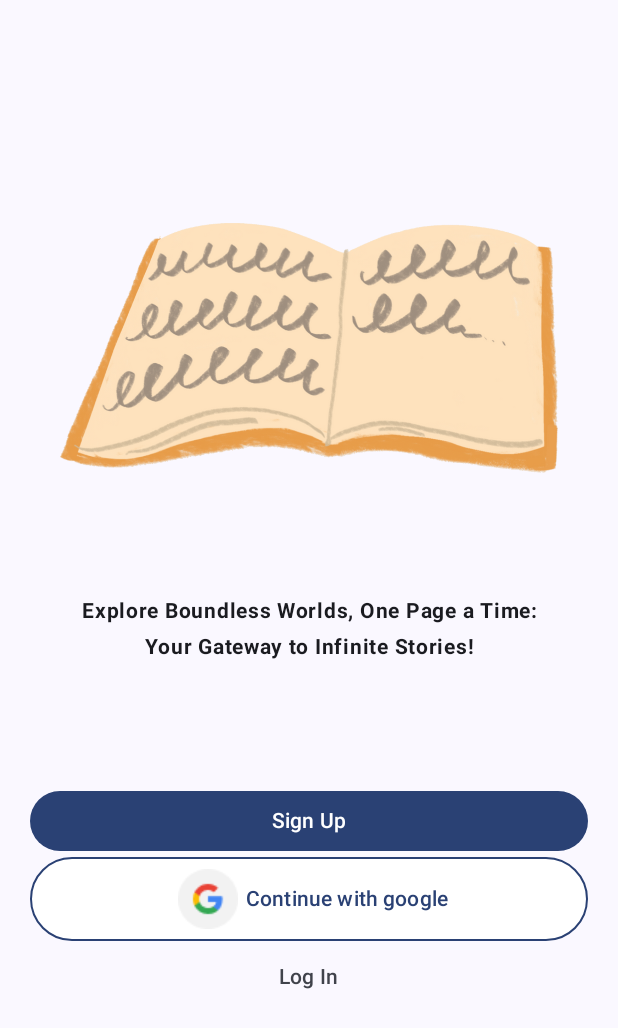
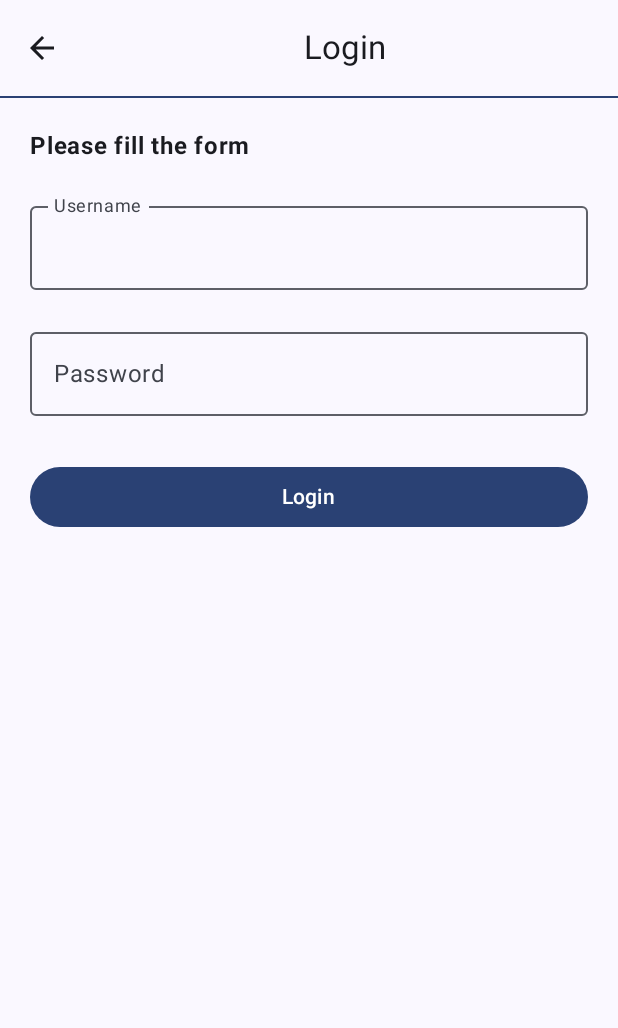
Before and after one commit to ReadScape/Android-Development, an Android app built with Jetpack Compose: the MainActivity screen opened directly, with no data from a screen before it, after a tap on "Log In", on a phone screen of 412 x 824 dp. Shown: the top 1028 px of the screen. Run offline under Robolectric (Android 15) with nearby library versions, the phone set to English and light mode, and no system bars.

Commit message:
Layout screen login

```diff
--- a/app/src/main/java/live/readscape/ReadscapeApp.kt
+++ b/app/src/main/java/live/readscape/ReadscapeApp.kt
@@ -6,6 +6,7 @@ import androidx.navigation.NavHostController
 import androidx.navigation.compose.NavHost
 import androidx.navigation.compose.composable
 import androidx.navigation.compose.rememberNavController
+import live.readscape.ui.screen.splash.ScreenLogIn
 import live.readscape.ui.screen.splash.ScreenSignUp
 import live.readscape.ui.screen.splash.ScreenSplash
 
@@ -25,5 +26,8 @@ fun ReadscapeApp(
         composable("Screen Sign Up") {
             ScreenSignUp(navController)
         }
+        composable("Screen Log In") {
+            ScreenLogIn(navController)
+        }
     }
 }
--- a/app/src/main/java/live/readscape/ui/screen/splash/ScreenSplash.kt
+++ b/app/src/main/java/live/readscape/ui/screen/splash/ScreenSplash.kt
@@ -92,8 +92,9 @@ fun MySplash(
             }
             Button(
                 colors = ButtonDefaults.outlinedButtonColors(),
-                onClick = {}
-            ) {
+                onClick = {
+                    navController.navigate("Screen Log In")
+                }            ) {
                 Text(text = stringResource(R.string.log_in))
             }
         }
--- a/app/src/main/java/live/readscape/ui/screen/splash/SreenLogIn.kt
+++ b/app/src/main/java/live/readscape/ui/screen/splash/SreenLogIn.kt
@@ -1,11 +1,164 @@
 package live.readscape.ui.screen.splash
 
+import androidx.compose.foundation.layout.Column
+import androidx.compose.foundation.layout.PaddingValues
+import androidx.compose.foundation.layout.fillMaxSize
+import androidx.compose.foundation.layout.fillMaxWidth
+import androidx.compose.foundation.layout.padding
+import androidx.compose.foundation.rememberScrollState
+import androidx.compose.foundation.text.KeyboardActions
+import androidx.compose.foundation.text.KeyboardOptions
+import androidx.compose.foundation.verticalScroll
+import androidx.compose.material.icons.Icons
+import androidx.compose.material.icons.filled.ArrowBack
+import androidx.compose.material3.Button
+import androidx.compose.material3.ExperimentalMaterial3Api
+import androidx.compose.material3.Icon
+import androidx.compose.material3.IconButton
+import androidx.compose.material3.OutlinedTextField
+import androidx.compose.material3.Scaffold
+import androidx.compose.material3.Text
+import androidx.compose.material3.TopAppBar
 import androidx.compose.runtime.Composable
+import androidx.compose.runtime.getValue
+import androidx.compose.runtime.mutableStateOf
+import androidx.compose.runtime.saveable.rememberSaveable
+import androidx.compose.runtime.setValue
+import androidx.compose.ui.Modifier
+import androidx.compose.ui.text.font.FontWeight
+import androidx.compose.ui.text.input.ImeAction
+import androidx.compose.ui.text.input.KeyboardType
+import androidx.compose.ui.text.input.PasswordVisualTransformation
+import androidx.compose.ui.text.style.TextAlign
+import androidx.compose.ui.tooling.preview.Preview
+import androidx.compose.ui.unit.dp
+import androidx.compose.ui.unit.sp
 import androidx.navigation.NavHostController
+import androidx.navigation.compose.rememberNavController
 
 @Composable
 fun ScreenLogIn(
     navController: NavHostController
 ) {
+    MyLogin(navController)
+}
 
+@OptIn(ExperimentalMaterial3Api::class)
+@Composable
+fun MyLogin(
+    navController: NavHostController
+) {
+    Scaffold(
+        topBar = {
+            MyLoginTopbar(
+                onClick = {
+                    navController.navigateUp()
+                }
+            )
+        },
+        content = { pd ->
+            MyLoginContent(pd)
+        }
+    )
 }
+
+@OptIn(ExperimentalMaterial3Api::class)
+@Composable
+fun MyLoginTopbar(
+    onClick : () -> Unit
+) {
+    Column {
+        TopAppBar(
+            navigationIcon = {
+                IconButton( onClick = { onClick() } ) {
+                    Icon(
+                        imageVector = Icons.Default.ArrowBack,
+                        contentDescription = "Back"
+                    )
+                }
+            },
+            title = {
+                Text(
+                    text = "Login",
+                    textAlign = TextAlign.Center,
+                    modifier = Modifier.fillMaxWidth()
+                )
+            },
+        )
+        MySpacer()
+    }
+}
+
+@Composable
+fun MyLoginContent(
+    pd: PaddingValues
+) {
+    Column(
+        modifier = Modifier
+            .padding(pd)
+            .fillMaxSize()
+            .verticalScroll(rememberScrollState())
+    ) {
+        MyLoginForm()
+    }
+}
+
+@OptIn(ExperimentalMaterial3Api::class)
+@Composable
+fun MyLoginForm() {
+    var userName by rememberSaveable { mutableStateOf(" ") }
+    var userPassword by rememberSaveable { mutableStateOf("") }
+
+    Column (
+        modifier = Modifier
+            .fillMaxWidth()
+            .padding(20.dp)
+    ) {
+        Text(
+            text = "Please fill the form",
+            fontWeight = FontWeight.Bold,
+            fontSize = 16.sp,
+            modifier = Modifier.padding(bottom = 20.dp)
+        )
+        OutlinedTextField(
+            value = userName,
+            onValueChange = { userName = it.trim() },
+            label = { Text(text = "Username") },
+            modifier = Modifier
+                .padding(bottom = 20.dp)
+                .fillMaxWidth()
+        )
+        OutlinedTextField(
+            value = userPassword,
+            onValueChange = { userPassword = it.trim() },
+            label = { Text(text = "Password") },
+            visualTransformation = PasswordVisualTransformation(),
+            keyboardOptions = KeyboardOptions.Default.copy(
+                imeAction = ImeAction.Done,
+                keyboardType = KeyboardType.Password
+            ),
+            keyboardActions = KeyboardActions(
+                onDone = {
+
+                }
+            ),
+            singleLine = true,
+            modifier = Modifier
+                .padding(bottom = 30.dp)
+                .fillMaxWidth()
+        )
+        Button(
+            modifier = Modifier
+                .fillMaxWidth(),
+            onClick = {}
+        ) {
+            Text(text = "Login")
+        }
+    }
+}
+
+@Preview(showSystemUi = true)
+@Composable
+fun MyLoginPreview() {
+    MyLogin(navController = rememberNavController())
+}
```
